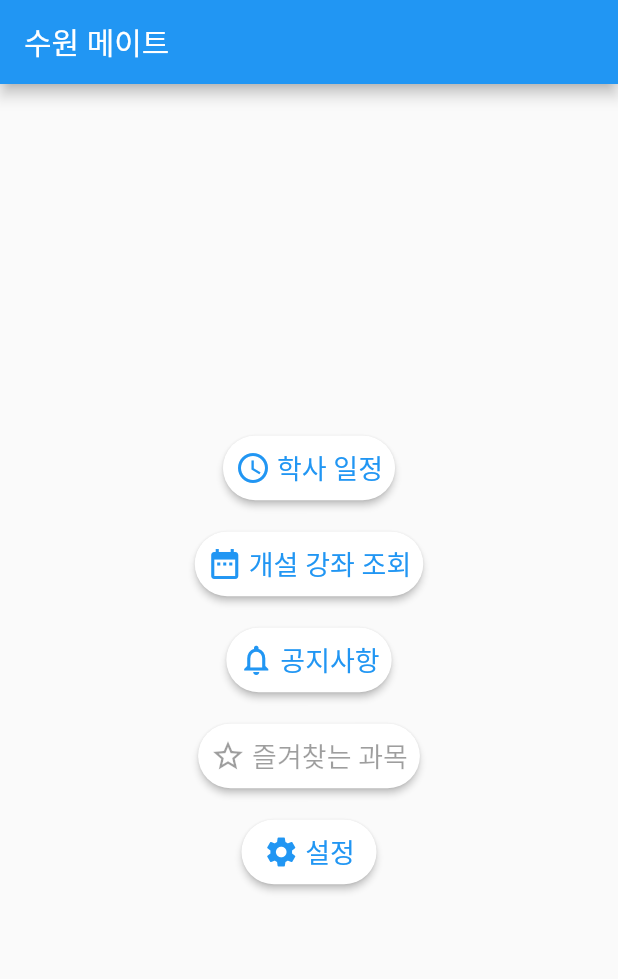
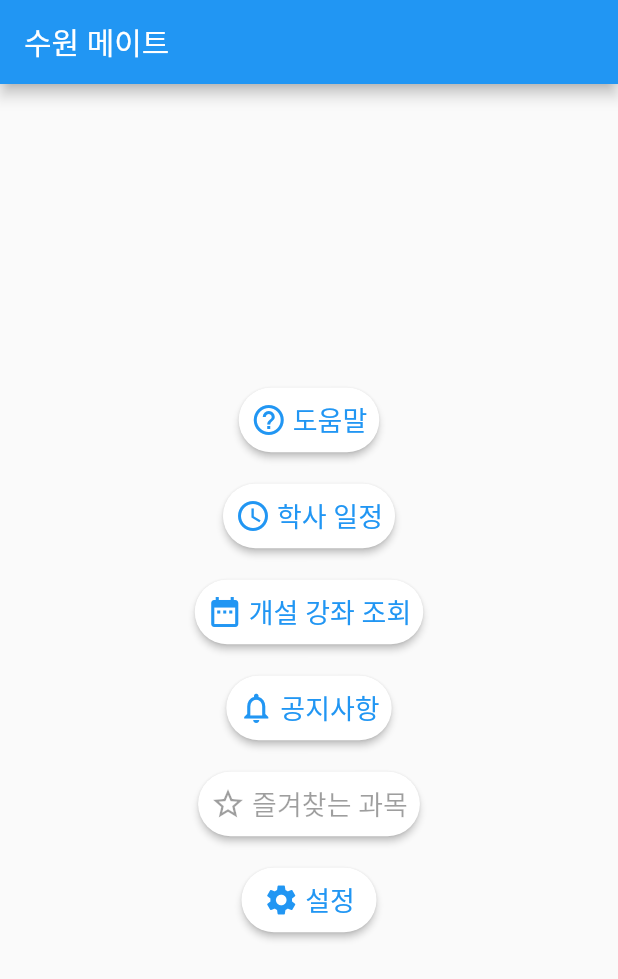
Before and after one commit to sun30812/suwon_mate, a Flutter app: the screen it shows after launch, on a phone screen of 412 x 824 dp. Shown: the top 979 px of the screen. Run offline on Flutter 3.47's test engine with Material 2 defaults, Android fonts, the phone set to English and light mode, and no system bars; our stand-ins replace firebase_core, firebase_database, shared_preferences; accounts and stored records are empty.

Commit message:
도움말 메뉴 추가 및 일부 문제점 수정
1. 세부 정보에서 이름이 출력되지 않는 문제점 수정
2. 앱 버전과의 호환성을 위해 별도 DB 사용

```diff
--- a/lib/OpenClassInfo.dart
+++ b/lib/OpenClassInfo.dart
@@ -37,8 +37,8 @@ class _OpenClassInfoPageState extends State<OpenClassInfoPage> {
           Text('학점: ${widget.classData["point"]}점'),
           Text('교과 종류: ${widget.classData["facDvnm"] ?? '공개 안됨'}'),
           Text('대상 학부: ${widget.classData["estbDpmjNm"] ?? '공개 안됨'}'),
-          Text('대상 학과: ${widget.classData["estbMjorNm"] ?? '학부 전체'}'),
-          Text('교수님 성함: ${widget.classData["stafNm"] ?? '공개 안됨'}'),
+          Text('대상 학과: ${widget.classData["deptNm"] ?? '학부 전체'}'),
+          Text('교수님 성함: ${widget.classData["ltrPrfsNm"] ?? '공개 안됨'}'),
           Text('교수님 정보: ${widget.classData["clsfNm"] ?? '공개 안됨'}'),
           Text('계약 정보: ${widget.classData["hffcStatNm"] ?? '공개 안됨'}'),
           Text('수업 언어: ${widget.classData["lssnLangNm"] ?? '공개 안됨'}'),
--- a/lib/main.dart
+++ b/lib/main.dart
@@ -1,5 +1,6 @@
 import 'package:firebase_core/firebase_core.dart';
 import 'package:suwon_mate/Settings.dart';
+import 'package:suwon_mate/help.dart';
 import 'OpenClassInfo.dart';
 import 'firebase_options.dart';
 import 'package:flutter/material.dart';
@@ -28,6 +29,7 @@ class App extends StatelessWidget {
         '/oclass/info': (context) => OpenClassInfo(),
         '/info': (context) => InfoPage(),
         '/settings': (context) => SettingPage(),
+        '/help': (context) => HelpPage()
       },
     );
   }
@@ -46,6 +48,11 @@ class MainPage extends StatelessWidget {
           child: Column(
             mainAxisAlignment: MainAxisAlignment.center,
             children: [
+              SuwonButton(
+                icon: Icons.help_outline,
+                buttonName: '도움말',
+                onPressed: () => Navigator.of(context).pushNamed('/help'),
+              ),
               SuwonButton(
                 icon: Icons.schedule_outlined,
                 buttonName: '학사 일정',
--- a/lib/openClass.dart
+++ b/lib/openClass.dart
@@ -57,7 +57,7 @@ class _OpenClassState extends State<OpenClass> {
     // if (await getExistClass() != null) {
     //   return getExistClass();
     // }
-    DatabaseReference ref = FirebaseDatabase.instance.ref('estbLectDtaiList');
+    DatabaseReference ref = FirebaseDatabase.instance.ref('estbLectDtaiList_next');
     DatabaseReference version = FirebaseDatabase.instance.ref('version');
     Map versionInfo = (await version.once()).snapshot.value as Map;
     _pref.setString('db_ver', versionInfo["db_ver"]);
@@ -110,6 +110,7 @@ class _OpenClassState extends State<OpenClass> {
                 for(String depart in dpSet) {
                   dropdownList.add(DropdownMenuItem(child: Text(depart), value: depart,));
                 }
+                dropdownList.sort((a,b) => a.value!.compareTo(b.value!));
                 _isFirstDp = false;
               }
               for (var classData in orgClassList) {
@@ -119,6 +120,7 @@ class _OpenClassState extends State<OpenClass> {
                   }
                 }
               }
+              classList.sort((a,b) => ((a["subjtNm"] as String).compareTo((b["subjtNm"] as String))));
               return Column(
                 children: [
                   Row(
```
Also changed, not shown: lib/help.dart (added, +27 -0 lines).
